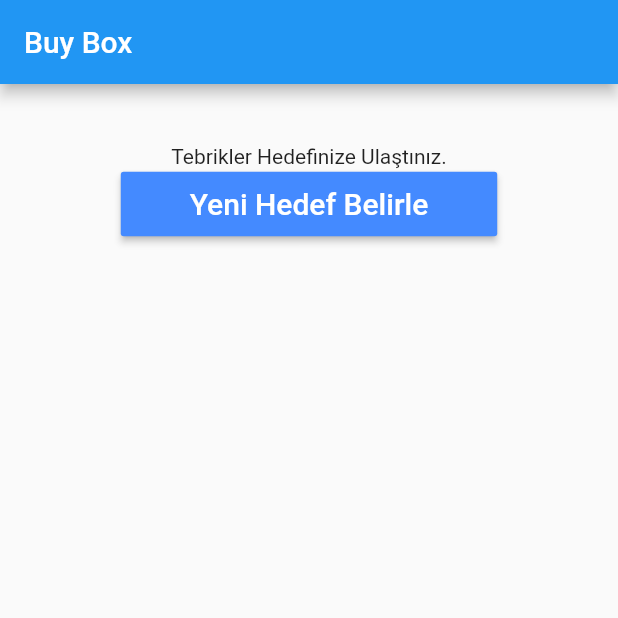
After one commit to suleymancalik/BuyBox, a Flutter app: the ScrCompleted screen opened directly, on a phone screen of 412 x 824 dp, the top half of it. The commit adds this screen. Run offline on Flutter 3.47's test engine with Material 2 defaults, Android fonts, the phone set to English and light mode, and no system bars; our stand-ins replace cloud_firestore, firebase_auth; accounts and stored records are empty; network calls fail.

Commit message:
Completing the Goal

```diff
--- /dev/null
+++ b/buy_box/lib/scr_completed.dart
@@ -0,0 +1,34 @@
+import 'import.dart';
+
+class ScrCompleted extends StatelessWidget {
+  @override
+  Widget build(BuildContext context) {
+    return Scaffold(
+      appBar: new AppBar(
+        title: new Text('Buy Box'),
+      ),
+      body: Center(
+        child: Column(
+          children: [
+            Padding(padding: EdgeInsets.only(top: 40)),
+            Text('Tebrikler Hedefinize Ulaştınız.'),
+            MaterialButton(
+              color: Colors.blueAccent,
+              textColor: Colors.white,
+              child: Padding(
+                padding:
+                    const EdgeInsets.symmetric(vertical: 10, horizontal: 30),
+                child:
+                    Text('Yeni Hedef Belirle', style: TextStyle(fontSize: 20)),
+              ),
+              onPressed: () {
+                Navigator.of(context).pushReplacement(MaterialPageRoute(
+                    builder: (BuildContext context) => ScrCreateGoal()));
+              },
+            )
+          ],
+        ),
+      ),
+    );
+  }
+}
--- a/buy_box/lib/scr_create_goal.dart
+++ b/buy_box/lib/scr_create_goal.dart
@@ -49,7 +49,7 @@ class _ScrCreateGoalState extends State<ScrCreateGoal> {
     ];
 
     if (working) {
-      children.add(CircularProgressIndicator());
+      children.add(Center(child: CircularProgressIndicator()));
     }
 
     return Scaffold(
```
Also changed, not shown: buy_box/lib/model_goal.dart (+14 -3 lines), buy_box/lib/scr_goal_detail.dart (+14 -2 lines).
